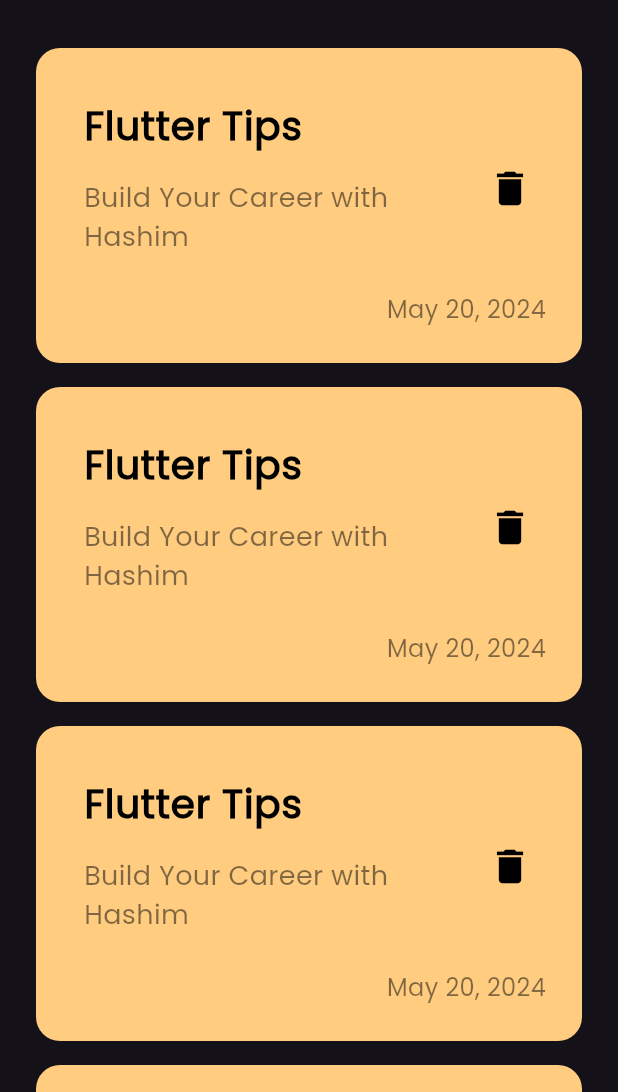
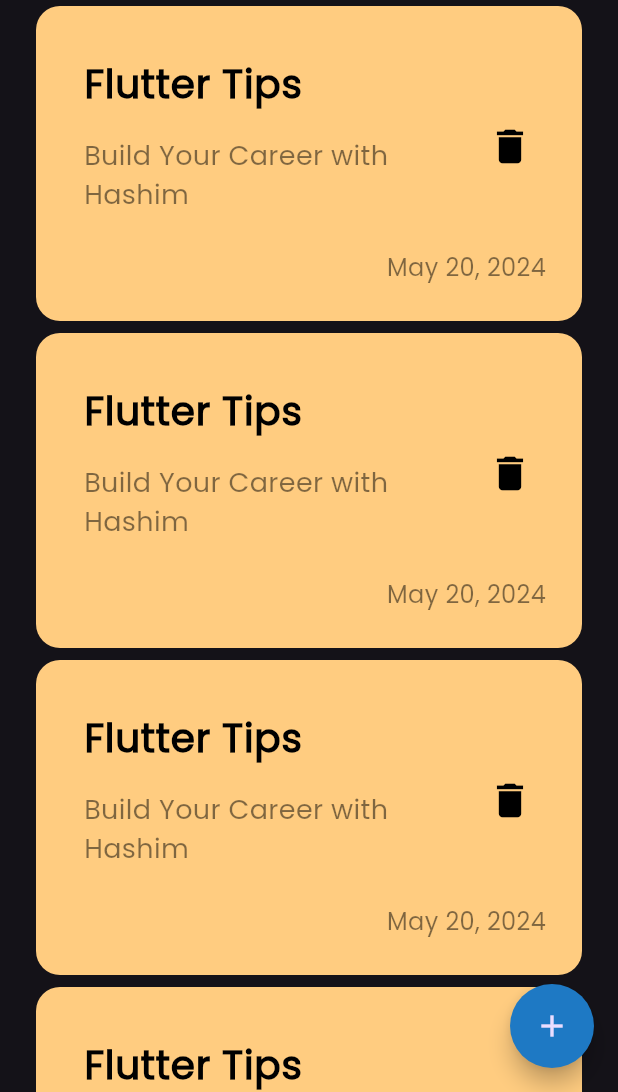
Before and after one commit to hashimsaffarini/Notes_App, a Flutter app: the screen it shows after launch, on a phone screen of 412 x 824 dp, the part 144-1236 px from its top. Run offline on Flutter 3.47's test engine with Material 3 defaults, Android fonts, the phone set to English and light mode, and no system bars.

Commit message:
Update FloatingActionButton in NotesView to use custom color and shape

```diff
--- a/lib/views/notes_view.dart
+++ b/lib/views/notes_view.dart
@@ -6,8 +6,18 @@ class NotesView extends StatelessWidget {
 
   @override
   Widget build(BuildContext context) {
-    return const Scaffold(
-      body: NotesViewBody(),
+    return Scaffold(
+      floatingActionButton: FloatingActionButton(
+        backgroundColor: const Color.fromARGB(255, 30, 121, 196),
+        shape: RoundedRectangleBorder(
+          borderRadius: BorderRadius.circular(30),
+        ),
+        onPressed: () {},
+        child: const Icon(
+          Icons.add,
+        ),
+      ),
+      body: const NotesViewBody(),
     );
   }
 }
--- a/lib/views/widgets/notes_list_view.dart
+++ b/lib/views/widgets/notes_list_view.dart
@@ -1,5 +1,6 @@
 import 'package:flutter/material.dart';
 import 'package:notes_app/views/widgets/custom_note_item.dart';
+
 class NotesListView extends StatelessWidget {
   const NotesListView({super.key});
 
@@ -8,7 +9,7 @@ class NotesListView extends StatelessWidget {
     return ListView.builder(
       itemBuilder: (context, index) {
         return const Padding(
-          padding: EdgeInsets.symmetric(vertical: 8),
+          padding: EdgeInsets.symmetric(vertical: 4),
           child: NoteItem(),
         );
       },
--- a/lib/views/widgets/notes_view_body.dart
+++ b/lib/views/widgets/notes_view_body.dart
@@ -15,9 +15,6 @@ class NotesViewBody extends StatelessWidget {
             height: 50,
           ),
           CustomAppBar(),
-          SizedBox(
-            height: 24,
-          ),
           Expanded(
             child: NotesListView(),
           ),
```
